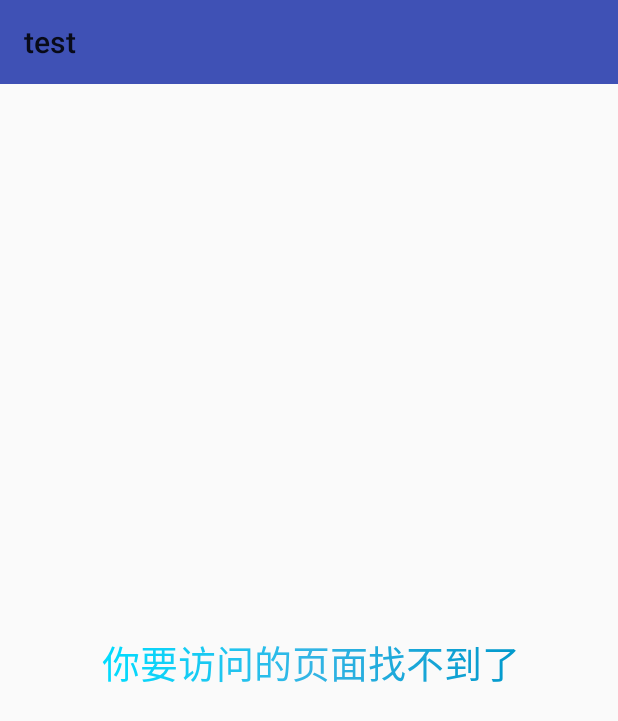
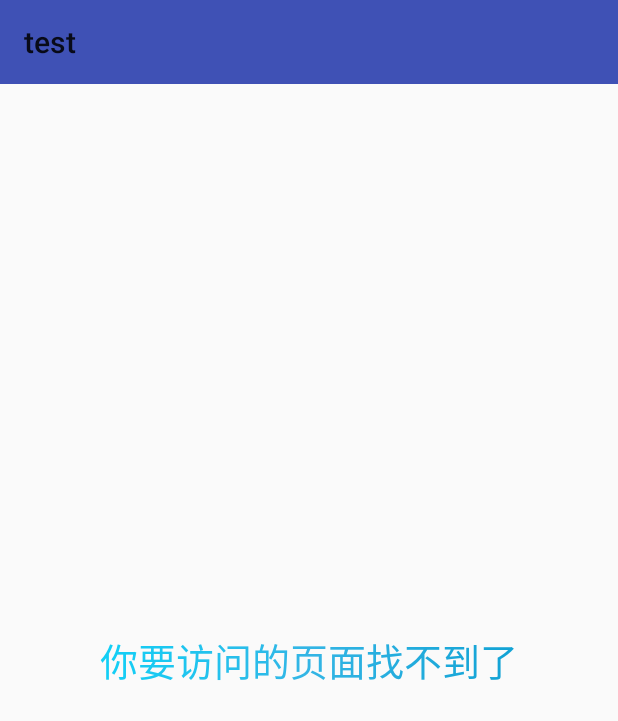
Before and after one commit to qiaoyunrui/CodeWars, an Android app: the screen it shows after launch (TestActivity), on a phone screen of 412 x 824 dp. Shown: the top 721 px of the screen. Run offline under Robolectric (Android 15) with nearby library versions, the phone set to English and light mode, and no system bars; our stand-ins replace ButterKnife.

Commit message:
[Optimize] GradientTextView

```diff
--- a/base/src/main/java/me/juhezi/module/base/widget/GradientTextView.java
+++ b/base/src/main/java/me/juhezi/module/base/widget/GradientTextView.java
@@ -46,7 +46,7 @@ public class GradientTextView extends android.support.v7.widget.AppCompatTextVie
     }
 
     public GradientTextView(Context context, AttributeSet attrs) {
-        this(context, attrs, -1);
+        this(context, attrs, 0);
     }
 
     public GradientTextView(Context context, AttributeSet attrs, int defStyleAttr) {
@@ -73,8 +73,7 @@ public class GradientTextView extends android.support.v7.widget.AppCompatTextVie
         if (mShader != null) {
             mPaint.setShader(mShader);
         }
-        canvas.drawText(mContent, getMeasuredWidth() / 2 - mRect.width() / 2,
-                getMeasuredHeight() / 2 + mRect.height() / 2, mPaint);
+        super.onDraw(canvas);
     }
 
     public void setShader(Shader shader) {
--- a/test/src/main/res/layout/layout_test.xml
+++ b/test/src/main/res/layout/layout_test.xml
@@ -5,11 +5,12 @@
 
     <me.juhezi.module.base.widget.GradientTextView
         android:id="@+id/tv_test"
-        android:layout_width="wrap_content"
+        android:layout_width="match_parent"
         android:layout_height="wrap_content"
         android:layout_centerInParent="true"
+        android:gravity="center"
         android:text="@string/page_not_found"
-        android:textSize="25sp"
-        android:textColor="@color/colorAccent"/>
+        android:textColor="@color/colorAccent"
+        android:textSize="25sp" />
 
 </RelativeLayout>
```
